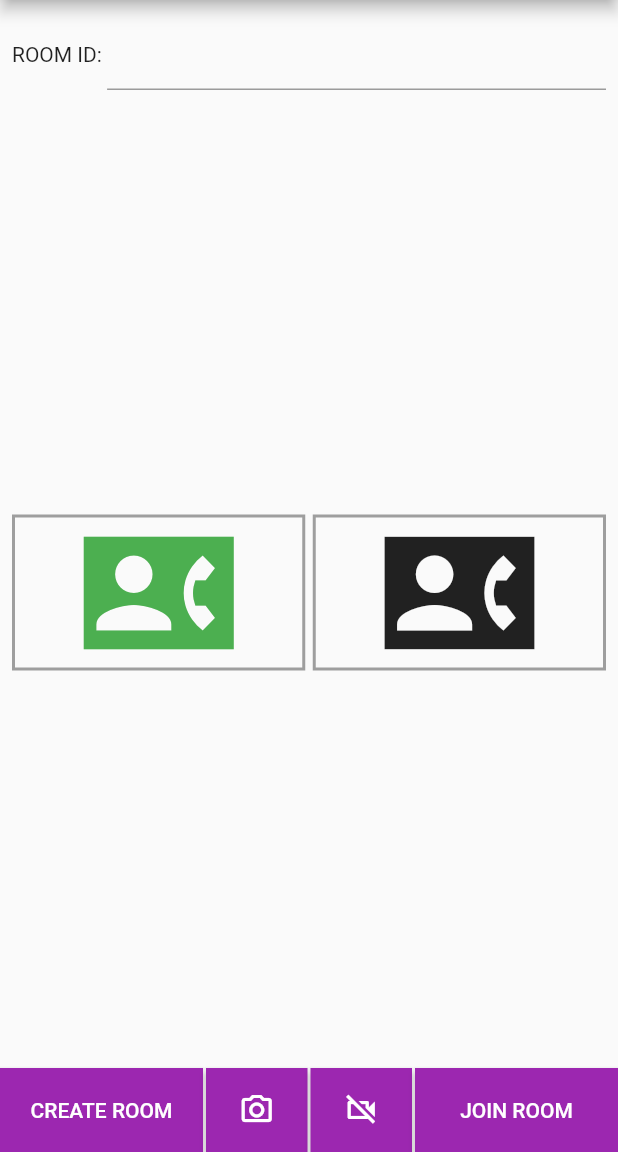
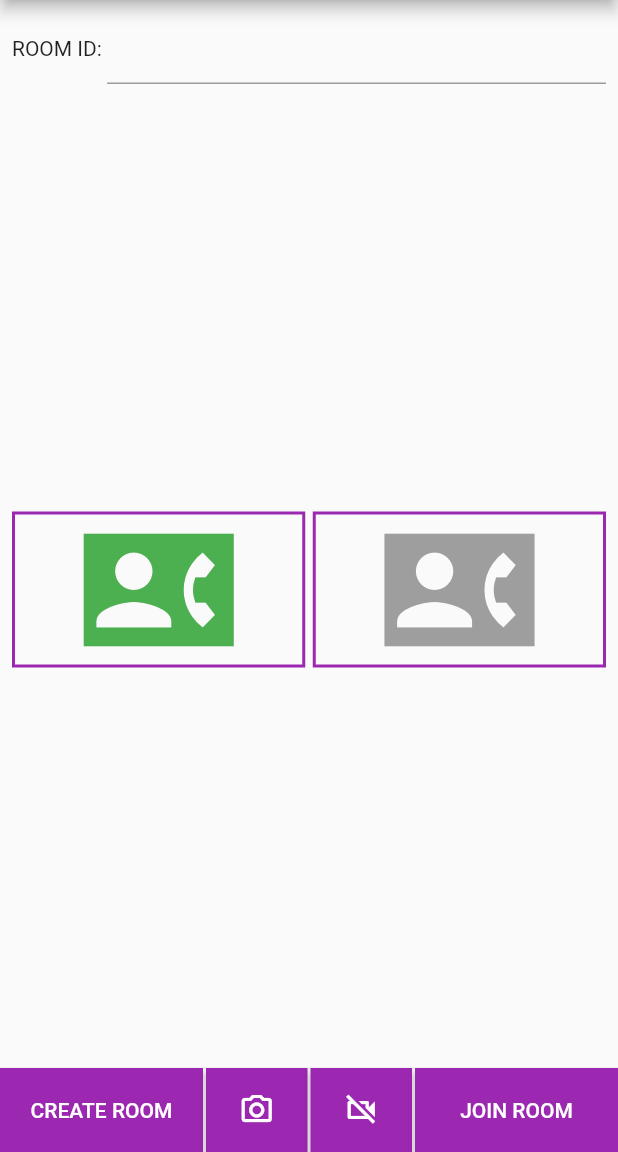
Before and after one commit to StanislavKharkiv/Webrtc_flutter, a Flutter app: the screen it shows after launch, on a phone screen of 412 x 824 dp, the part 84-1236 px from its top. Run offline on Flutter 3.47's test engine with Material 2 defaults, Android fonts, the phone set to English and light mode, and no system bars; our stand-ins replace cloud_firestore, firebase_core; missing offline and left inert: flutter_webrtc; accounts and stored records are empty.

Commit message:
add camera_cover

```diff
--- /dev/null
+++ b/lib/components/camera_cover.dart
@@ -0,0 +1,20 @@
+
+import 'package:flutter/material.dart';
+
+class CameraCover extends StatelessWidget {
+  final color;
+  const CameraCover({
+    Key? key,
+    MaterialColor? this.color = Colors.grey,
+  }) : super(key: key);
+
+  @override
+  Widget build(BuildContext) {
+    return Container(
+      child: Icon(
+          Icons.quick_contacts_dialer_sharp, size: 100, color: this.color,),
+      decoration: ShapeDecoration(
+          shape: Border.all(width: 2, color: Colors.purple)),
+    );
+  }
+}
--- a/lib/main.dart
+++ b/lib/main.dart
@@ -3,12 +3,12 @@ import 'firebase_options.dart';
 import 'package:flutter/material.dart';
 import 'package:flutter_webrtc/flutter_webrtc.dart';
 import 'package:webrtc_tutorial/signaling.dart';
+import 'components/camera_cover.dart';
 
 const buttonMargin = 10.0;
 RoundedRectangleBorder buttonBorder = RoundedRectangleBorder(
     borderRadius: BorderRadius.circular(0),
-    side: BorderSide(color: Colors.transparent)
-);
+    side: BorderSide(color: Colors.transparent));
 
 Future<void> main() async {
   WidgetsFlutterBinding.ensureInitialized();
@@ -74,13 +74,14 @@ class _MyHomePageState extends State<MyHomePage> {
       ),
       body: Column(
         children: [
-          SizedBox(height: 4),
           Padding(
             padding: const EdgeInsets.all(8.0),
             child: Row(
               mainAxisAlignment: MainAxisAlignment.center,
               children: [
-                Text("Room ID: ".toUpperCase(),),
+                Text(
+                  "Room ID: ".toUpperCase(),
+                ),
                 Flexible(
                   child: TextFormField(
                     controller: textEditingController,
@@ -98,45 +99,46 @@ class _MyHomePageState extends State<MyHomePage> {
                 children: [
                   // Expanded(child: RTCVideoView(_localRenderer, mirror: true)),
                   Expanded(
-                      child: _isStart ? RTCVideoView(
-                          _localRenderer, mirror: true) : Container(
-                        child: Icon(
-                          Icons.quick_contacts_dialer_sharp, size: 100,
-                          color: Colors.green,),
-                        decoration: ShapeDecoration(
-                            shape: Border.all(width: 2, color: Colors.grey)),
-                      )),
+                      child: _isStart
+                          ? RTCVideoView(_localRenderer, mirror: true)
+                          : CameraCover(color: Colors.green)),
                   // Expanded(child: RTCVideoView(_remoteRenderer)),
-                  SizedBox(width: 5,),
+                  SizedBox(
+                    width: 5,
+                  ),
                   Expanded(
                       child: _isStart
                           ? RTCVideoView(_remoteRenderer)
-                          : Container(
-                        child: Icon(
-                            Icons.quick_contacts_dialer_sharp, size: 100),
-                        decoration: ShapeDecoration(
-                            shape: Border.all(width: 2, color: Colors.grey)),
-                      )),
+                          : CameraCover())
                 ],
               ),
             ),
           ),
           Row(
             children: [
-              Expanded(child: ElevatedButton(
+              Expanded(
+                child: ElevatedButton(
                   onPressed: () async {
                     roomId = await signaling.createRoom(_remoteRenderer);
                     textEditingController.text = roomId!;
                   },
-                child: Text("CREATE ROOM", textAlign: TextAlign.center,),
+                  child: Text(
+                    "CREATE ROOM",
+                    textAlign: TextAlign.center,
+                  ),
                   style: ElevatedButton.styleFrom(
                       primary: Colors.purple,
-                    padding: EdgeInsets.symmetric(horizontal: 5, vertical: 20),
-                    shape: buttonBorder
+                      padding:
+                          EdgeInsets.symmetric(horizontal: 5, vertical: 20),
+                      shape: buttonBorder),
                 ),
-              ), flex: 2,),
-              SizedBox(width: 2,),
-              Expanded(child: ElevatedButton(
+                flex: 2,
+              ),
+              SizedBox(
+                width: 2,
+              ),
+              Expanded(
+                  child: ElevatedButton(
                     onPressed: () async {
                       await signaling.openUserMedia(
                           _localRenderer, _remoteRenderer);
@@ -145,12 +147,16 @@ class _MyHomePageState extends State<MyHomePage> {
                     child: Icon(Icons.camera_alt_outlined),
                     style: ElevatedButton.styleFrom(
                         primary: Colors.purple,
-                    padding: EdgeInsets.symmetric(horizontal: 5, vertical: 16),
-                    shape: buttonBorder
+                        padding:
+                            EdgeInsets.symmetric(horizontal: 5, vertical: 16),
+                        shape: buttonBorder),
                   ),
-              ), flex: 1),
-              SizedBox(width: 2,),
-              Expanded(child: ElevatedButton(
+                  flex: 1),
+              SizedBox(
+                width: 2,
+              ),
+              Expanded(
+                  child: ElevatedButton(
                     onPressed: () {
                       signaling.hangUp(_localRenderer);
                       setState(() => _isStart = false);
@@ -158,12 +164,16 @@ class _MyHomePageState extends State<MyHomePage> {
                     child: Icon(Icons.videocam_off_outlined),
                     style: ElevatedButton.styleFrom(
                         primary: Colors.purple,
-                    padding: EdgeInsets.symmetric(horizontal: 5, vertical: 16),
-                    shape: buttonBorder
+                        padding:
+                            EdgeInsets.symmetric(horizontal: 5, vertical: 16),
+                        shape: buttonBorder),
                   ),
-              ),flex: 1),
-              SizedBox(width: 2,),
-              Expanded(child: ElevatedButton(
+                  flex: 1),
+              SizedBox(
+                width: 2,
+              ),
+              Expanded(
+                  child: ElevatedButton(
                     onPressed: () {
                       // Add roomId
                       signaling.joinRoom(
@@ -171,13 +181,17 @@ class _MyHomePageState extends State<MyHomePage> {
                         _remoteRenderer,
                       );
                     },
-                child: Text("JOIN ROOM", textAlign: TextAlign.center,),
+                    child: Text(
+                      "JOIN ROOM",
+                      textAlign: TextAlign.center,
+                    ),
                     style: ElevatedButton.styleFrom(
                         primary: Colors.purple,
-                    padding: EdgeInsets.symmetric(horizontal: 5, vertical: 20),
-                    shape: buttonBorder
+                        padding:
+                            EdgeInsets.symmetric(horizontal: 5, vertical: 20),
+                        shape: buttonBorder),
                   ),
-              ), flex: 2),
+                  flex: 2),
             ],
           ),
         ],
```
Lines whose indentation alone changed are shown as unchanged.
